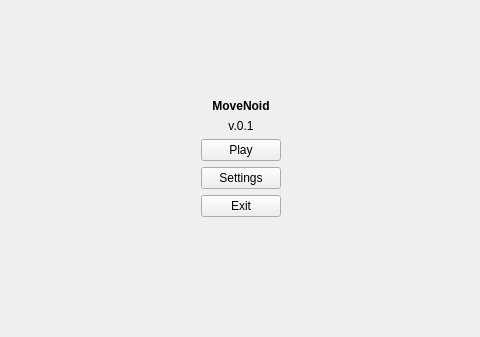
Before: the Qt Designer form MainWindow.ui in xintrea/movenoid, drawn with Qt 5; both pictures show x 160 to 640 and y 143 to 480 of the 800 by 480 pixel window.
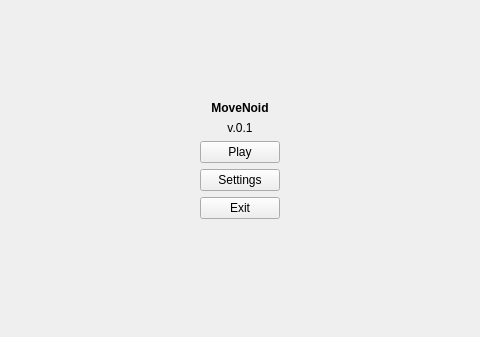
After: the same form once the commit is applied. Icons and pictures are not drawn.

Commit message: В окне настроек теперь обновляется картинка, по-сути стало отображаться видео

```diff
--- a/MainWindow.ui
+++ b/MainWindow.ui
@@ -14,15 +14,8 @@
    <string>MainWindow</string>
   </property>
   <widget class="QWidget" name="centralWidget">
-   <widget class="QWidget" name="horizontalLayoutWidget">
-    <property name="geometry">
-     <rect>
-      <x>10</x>
-      <y>10</y>
-      <width>781</width>
-      <height>461</height>
-     </rect>
-    </property>
+   <layout class="QHBoxLayout" name="horizontalLayout_2">
+    <item>
     <layout class="QHBoxLayout" name="horizontalLayout">
      <item>
       <spacer name="horizontalSpacer">
@@ -170,7 +163,8 @@
       </spacer>
      </item>
     </layout>
-   </widget>
+    </item>
+   </layout>
   </widget>
  </widget>
  <layoutdefault spacing="6" margin="11"/>
```
Lines whose indentation alone changed are shown as unchanged. The commit also changes 4 other files.
